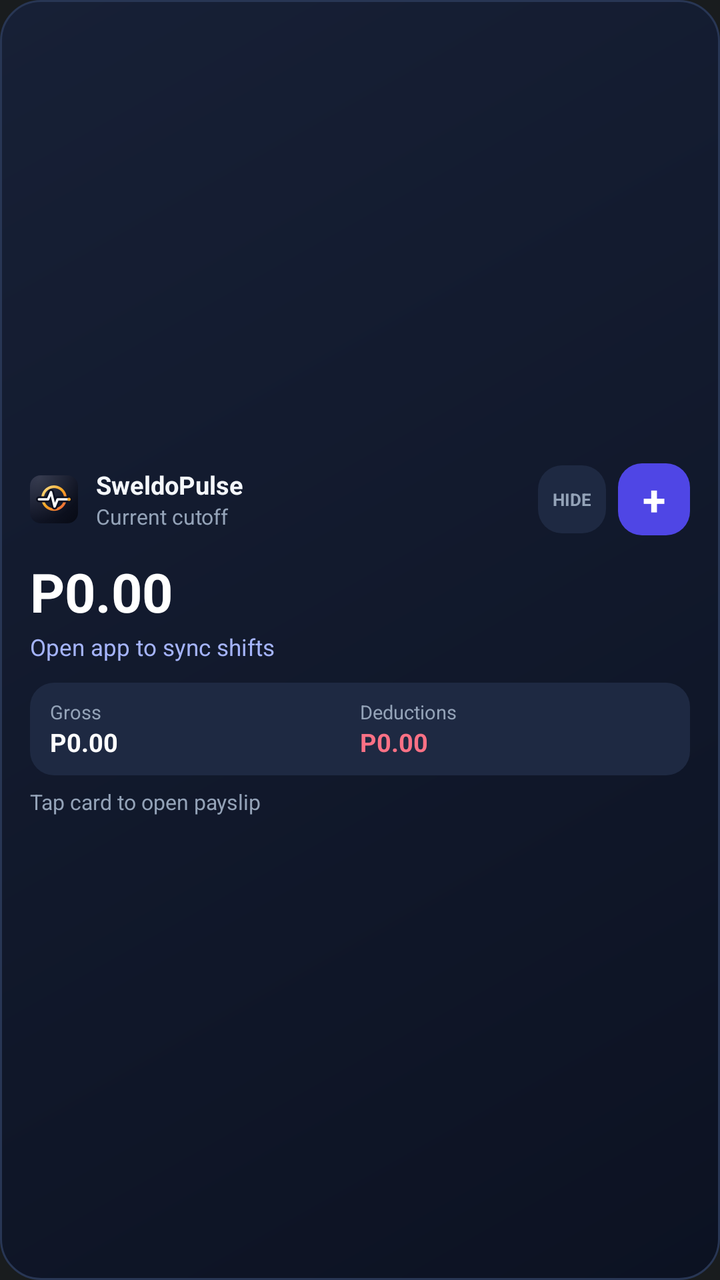
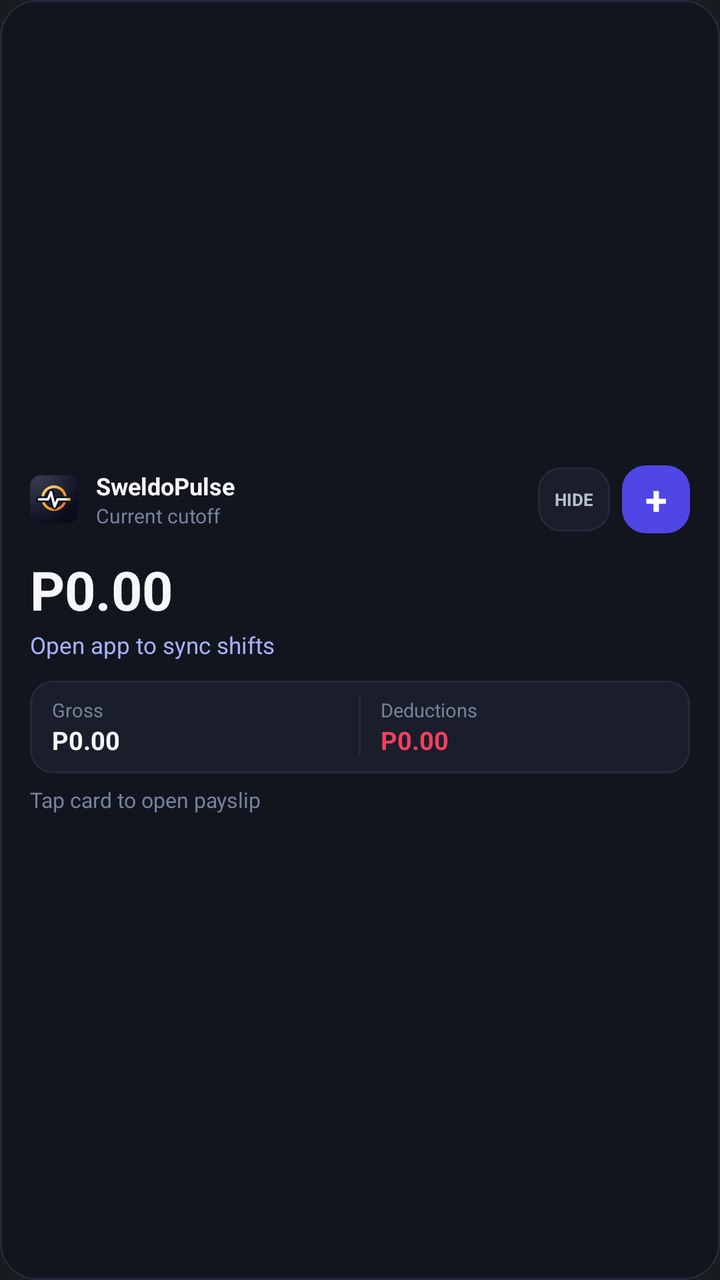

Before-and-after screenshots of an Android layout around one commit, followed by the original layout XML and the change that was made.
<!-- AndroidManifest.xml: application theme android:Theme.DeviceDefault.NoActionBar -->
<!-- res/layout/widget_sweldo_large.xml -->
<?xml version="1.0" encoding="utf-8"?>
<LinearLayout xmlns:android="http://schemas.android.com/apk/res/android"
    android:id="@+id/widget_root"
    android:layout_width="match_parent"
    android:layout_height="match_parent"
    android:orientation="vertical"
    android:background="@drawable/widget_bg_dark"
    android:padding="15dp"
    android:gravity="center_vertical">

    <LinearLayout
        android:layout_width="match_parent"
        android:layout_height="wrap_content"
        android:orientation="horizontal"
        android:gravity="center_vertical">

        <ImageView
            android:layout_width="24dp"
            android:layout_height="24dp"
            android:src="@mipmap/ic_launcher"
            android:contentDescription="SweldoPulse"/>

        <LinearLayout
            android:layout_width="0dp"
            android:layout_height="wrap_content"
            android:layout_weight="1"
            android:orientation="vertical"
            android:paddingLeft="9dp"
            android:paddingRight="6dp">

            <TextView
                android:id="@+id/widget_period"
                android:layout_width="wrap_content"
                android:layout_height="wrap_content"
                android:text="SweldoPulse"
                android:textColor="#F4F7FB"
                android:textSize="12.5sp"
                android:textStyle="bold"
                android:singleLine="true"
                android:ellipsize="end"/>

            <TextView
                android:id="@+id/widget_badge"
                android:layout_width="wrap_content"
                android:layout_height="wrap_content"
                android:text="Current cutoff"
                android:textColor="#94A3B8"
                android:textSize="10.5sp"
                android:singleLine="true"
                android:ellipsize="end"/>
        </LinearLayout>

        <TextView
            android:id="@+id/widget_eye_btn"
            android:layout_width="34dp"
            android:layout_height="34dp"
            android:layout_marginRight="6dp"
            android:background="@drawable/widget_strip_dark"
            android:gravity="center"
            android:text="HIDE"
            android:textColor="#94A3B8"
            android:textSize="8.5sp"
            android:textStyle="bold"/>

        <FrameLayout
            android:id="@+id/widget_add_btn"
            android:layout_width="36dp"
            android:layout_height="36dp">
            <ImageView
                android:id="@+id/widget_add_bg"
                android:layout_width="match_parent"
                android:layout_height="match_parent"
                android:scaleType="fitXY"
                android:src="@drawable/widget_btn_bg"
                android:contentDescription="Log shift"/>
            <TextView
                android:layout_width="match_parent"
                android:layout_height="match_parent"
                android:gravity="center"
                android:text="+"
                android:textColor="#FFFFFF"
                android:textSize="21sp"
                android:textStyle="bold"/>
        </FrameLayout>
    </LinearLayout>

    <TextView
        android:id="@+id/widget_net"
        android:layout_width="match_parent"
        android:layout_height="wrap_content"
        android:layout_marginTop="10dp"
        android:text="P0.00"
        android:textColor="#FFFFFF"
        android:textSize="27sp"
        android:textStyle="bold"
        android:singleLine="true"
        android:ellipsize="end"/>

    <TextView
        android:id="@+id/widget_meta"
        android:layout_width="match_parent"
        android:layout_height="wrap_content"
        android:layout_marginTop="2dp"
        android:text="Open app to sync shifts"
        android:textColor="#A5B4FC"
        android:textSize="11.5sp"
        android:singleLine="true"
        android:ellipsize="end"/>

    <LinearLayout
        android:id="@+id/widget_strip"
        android:layout_width="match_parent"
        android:layout_height="wrap_content"
        android:layout_marginTop="10dp"
        android:background="@drawable/widget_strip_dark"
        android:orientation="horizontal"
        android:paddingLeft="10dp"
        android:paddingRight="10dp"
        android:paddingTop="8dp"
        android:paddingBottom="8dp">

        <LinearLayout
            android:layout_width="0dp"
            android:layout_height="wrap_content"
            android:layout_weight="1"
            android:orientation="vertical">
            <TextView
                android:id="@+id/widget_gross_lbl"
                android:layout_width="wrap_content"
                android:layout_height="wrap_content"
                android:text="Gross"
                android:textColor="#94A3B8"
                android:textSize="9.5sp"/>
            <TextView
                android:id="@+id/widget_gross"
                android:layout_width="wrap_content"
                android:layout_height="wrap_content"
                android:text="P0.00"
                android:textColor="#FFFFFF"
                android:textSize="12.5sp"
                android:textStyle="bold"
                android:singleLine="true"
                android:ellipsize="end"/>
        </LinearLayout>

        <LinearLayout
            android:layout_width="0dp"
            android:layout_height="wrap_content"
            android:layout_weight="1"
            android:orientation="vertical">
            <TextView
                android:id="@+id/widget_ded_lbl"
                android:layout_width="wrap_content"
                android:layout_height="wrap_content"
                android:text="Deductions"
                android:textColor="#94A3B8"
                android:textSize="9.5sp"/>
            <TextView
                android:id="@+id/widget_ded"
                android:layout_width="wrap_content"
                android:layout_height="wrap_content"
                android:text="P0.00"
                android:textColor="#FB7185"
                android:textSize="12.5sp"
                android:textStyle="bold"
                android:singleLine="true"
                android:ellipsize="end"/>
        </LinearLayout>
    </LinearLayout>

    <TextView
        android:id="@+id/widget_extra"
        android:layout_width="match_parent"
        android:layout_height="wrap_content"
        android:layout_marginTop="6dp"
        android:text="Tap card to open payslip"
        android:textColor="#94A3B8"
        android:textSize="10.5sp"
        android:singleLine="true"
        android:ellipsize="end"/>
</LinearLayout>
<!-- resources referenced by this layout -->
<resources>
  <!-- drawable widget_bg_dark (drawable) -->
  <?xml version="1.0" encoding="utf-8"?>
  <shape xmlns:android="http://schemas.android.com/apk/res/android" android:shape="rectangle">
      <gradient android:startColor="#172036" android:endColor="#0C1222" android:angle="315"/>
      <corners android:radius="20dp"/>
      <stroke android:width="1dp" android:color="#283654"/>
  </shape>
  <!-- drawable widget_btn_bg (drawable) -->
  <?xml version="1.0" encoding="utf-8"?>
  <shape xmlns:android="http://schemas.android.com/apk/res/android" android:shape="rectangle">
      <solid android:color="#4F46E5"/>
      <corners android:radius="12dp"/>
  </shape>
  <!-- drawable widget_strip_dark (drawable) -->
  <?xml version="1.0" encoding="utf-8"?>
  <shape xmlns:android="http://schemas.android.com/apk/res/android" android:shape="rectangle">
      <solid android:color="#1E2942"/>
      <corners android:radius="12dp"/>
  </shape>
  <!-- mipmap ic_launcher: png bitmap (mipmap-hdpi, 6297 bytes) -->
</resources>

<!-- the commit's change to res/layout/widget_sweldo_large.xml (unified diff, before → after) -->
@@ -33,8 +33,8 @@
                 android:layout_width="wrap_content"
                 android:layout_height="wrap_content"
                 android:text="SweldoPulse"
-                android:textColor="#F4F7FB"
-                android:textSize="12.5sp"
+                android:textColor="#F5F7FA"
+                android:textSize="12sp"
                 android:textStyle="bold"
                 android:singleLine="true"
                 android:ellipsize="end"/>
@@ -44,28 +44,28 @@
                 android:layout_width="wrap_content"
                 android:layout_height="wrap_content"
                 android:text="Current cutoff"
-                android:textColor="#94A3B8"
-                android:textSize="10.5sp"
+                android:textColor="#76839A"
+                android:textSize="10sp"
                 android:singleLine="true"
                 android:ellipsize="end"/>
         </LinearLayout>
 
         <TextView
             android:id="@+id/widget_eye_btn"
-            android:layout_width="34dp"
-            android:layout_height="34dp"
+            android:layout_width="36dp"
+            android:layout_height="32dp"
             android:layout_marginRight="6dp"
             android:background="@drawable/widget_strip_dark"
             android:gravity="center"
             android:text="HIDE"
-            android:textColor="#94A3B8"
+            android:textColor="#B6C0D0"
             android:textSize="8.5sp"
             android:textStyle="bold"/>
 
         <FrameLayout
             android:id="@+id/widget_add_btn"
-            android:layout_width="36dp"
-            android:layout_height="36dp">
+            android:layout_width="34dp"
+            android:layout_height="34dp">
             <ImageView
                 android:id="@+id/widget_add_bg"
                 android:layout_width="match_parent"
@@ -74,12 +74,13 @@
                 android:src="@drawable/widget_btn_bg"
                 android:contentDescription="Log shift"/>
             <TextView
+                android:id="@+id/widget_add_txt"
                 android:layout_width="match_parent"
                 android:layout_height="match_parent"
                 android:gravity="center"
                 android:text="+"
                 android:textColor="#FFFFFF"
-                android:textSize="21sp"
+                android:textSize="20sp"
                 android:textStyle="bold"/>
         </FrameLayout>
     </LinearLayout>
@@ -90,7 +91,7 @@
         android:layout_height="wrap_content"
         android:layout_marginTop="10dp"
         android:text="P0.00"
-        android:textColor="#FFFFFF"
+        android:textColor="#F5F7FA"
         android:textSize="27sp"
         android:textStyle="bold"
         android:singleLine="true"
@@ -114,8 +115,8 @@
         android:layout_marginTop="10dp"
         android:background="@drawable/widget_strip_dark"
         android:orientation="horizontal"
-        android:paddingLeft="10dp"
-        android:paddingRight="10dp"
+        android:paddingLeft="11dp"
+        android:paddingRight="11dp"
         android:paddingTop="8dp"
         android:paddingBottom="8dp">
 
@@ -123,44 +124,52 @@
             android:layout_width="0dp"
             android:layout_height="wrap_content"
             android:layout_weight="1"
-            android:orientation="vertical">
+            android:orientation="vertical"
+            android:paddingRight="8dp">
             <TextView
                 android:id="@+id/widget_gross_lbl"
                 android:layout_width="wrap_content"
                 android:layout_height="wrap_content"
                 android:text="Gross"
-                android:textColor="#94A3B8"
+                android:textColor="#76839A"
                 android:textSize="9.5sp"/>
             <TextView
                 android:id="@+id/widget_gross"
                 android:layout_width="wrap_content"
                 android:layout_height="wrap_content"
                 android:text="P0.00"
-                android:textColor="#FFFFFF"
+                android:textColor="#F5F7FA"
                 android:textSize="12.5sp"
                 android:textStyle="bold"
                 android:singleLine="true"
                 android:ellipsize="end"/>
         </LinearLayout>
 
+        <TextView
+            android:id="@+id/widget_strip_div"
+            android:layout_width="1dp"
+            android:layout_height="match_parent"
+            android:background="#232938"/>
+
         <LinearLayout
             android:layout_width="0dp"
             android:layout_height="wrap_content"
             android:layout_weight="1"
-            android:orientation="vertical">
+            android:orientation="vertical"
+            android:paddingLeft="10dp">
             <TextView
                 android:id="@+id/widget_ded_lbl"
                 android:layout_width="wrap_content"
                 android:layout_height="wrap_content"
                 android:text="Deductions"
-                android:textColor="#94A3B8"
+                android:textColor="#76839A"
                 android:textSize="9.5sp"/>
             <TextView
                 android:id="@+id/widget_ded"
                 android:layout_width="wrap_content"
                 android:layout_height="wrap_content"
                 android:text="P0.00"
-                android:textColor="#FB7185"
+                android:textColor="#F43F5E"
                 android:textSize="12.5sp"
                 android:textStyle="bold"
                 android:singleLine="true"
@@ -174,7 +183,7 @@
         android:layout_height="wrap_content"
         android:layout_marginTop="6dp"
         android:text="Tap card to open payslip"
-        android:textColor="#94A3B8"
+        android:textColor="#76839A"
         android:textSize="10.5sp"
         android:singleLine="true"
         android:ellipsize="end"/>
<!-- resource entries referenced after the edit -->
@@ -3,9 +3,9 @@
   <!-- drawable widget_bg_dark (drawable) -->
   <?xml version="1.0" encoding="utf-8"?>
   <shape xmlns:android="http://schemas.android.com/apk/res/android" android:shape="rectangle">
-      <gradient android:startColor="#172036" android:endColor="#0C1222" android:angle="315"/>
-      <corners android:radius="20dp"/>
-      <stroke android:width="1dp" android:color="#283654"/>
+      <solid android:color="#12151E"/>
+      <corners android:radius="18dp"/>
+      <stroke android:width="1dp" android:color="#232938"/>
   </shape>
   <!-- drawable widget_btn_bg (drawable) -->
   <?xml version="1.0" encoding="utf-8"?>
@@ -16,8 +16,9 @@
   <!-- drawable widget_strip_dark (drawable) -->
   <?xml version="1.0" encoding="utf-8"?>
   <shape xmlns:android="http://schemas.android.com/apk/res/android" android:shape="rectangle">
-      <solid android:color="#1E2942"/>
-      <corners android:radius="12dp"/>
+      <solid android:color="#191E2A"/>
+      <corners android:radius="11dp"/>
+      <stroke android:width="1dp" android:color="#232938"/>
   </shape>
   <!-- mipmap ic_launcher: png bitmap (mipmap-hdpi, 6297 bytes) -->
 </resources>
